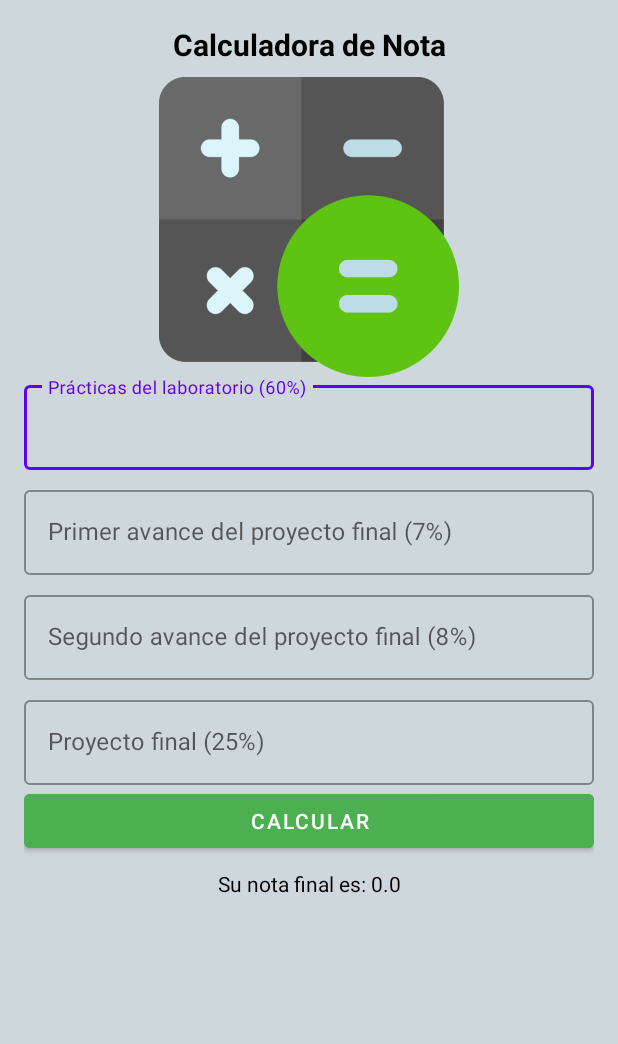
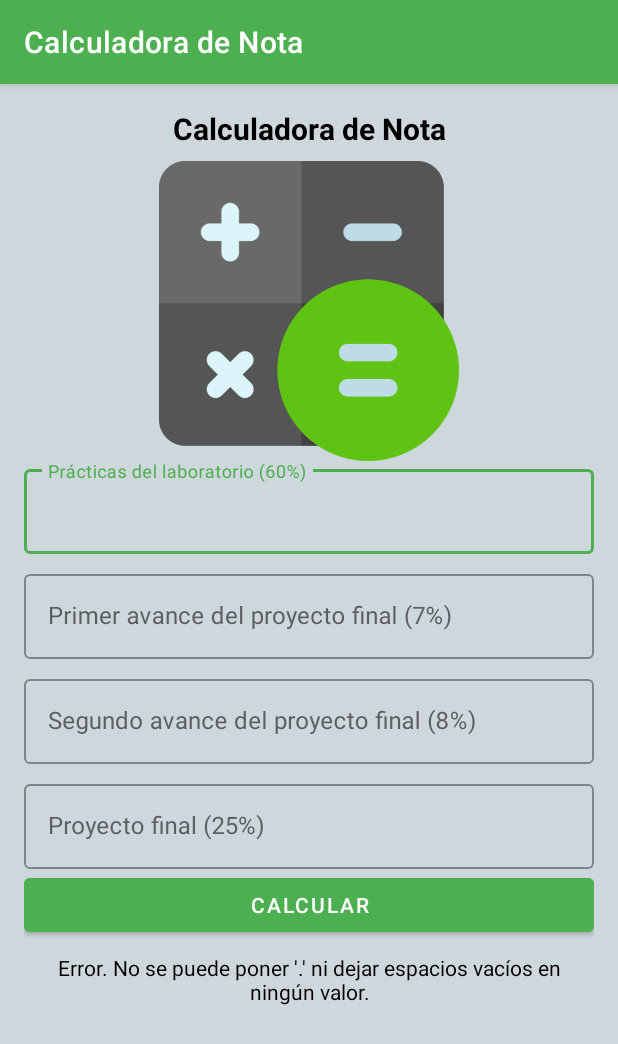
Before and after one commit to ydpajaro/Practica-1-Interfaces-de-Usuario, an Android app: the screen it shows after launch (GradeCalculatorActivity), after a tap on "CALCULAR", on a phone screen of 412 x 824 dp. Shown: the top 1044 px of the screen. Run offline under Robolectric (Android 15) with nearby library versions, the phone set to English and light mode, and no system bars.

Commit message:
Proyecto finalizado

```diff
--- a/app/src/main/AndroidManifest.xml
+++ b/app/src/main/AndroidManifest.xml
@@ -13,7 +13,9 @@
         tools:targetApi="31">
         <activity
             android:name=".ui.splash.SplashActivity"
-            android:exported="true">
+            android:exported="true"
+            android:theme="@style/Theme.FinalGradeCalculatorApp.NoActionBar">
+
             <intent-filter>
                 <action android:name="android.intent.action.MAIN" />
 
--- a/app/src/main/java/com/yeinerdpajaro/finalgradecalculatorapp/ui/gradecalculator/GradeCalculatorActivity.kt
+++ b/app/src/main/java/com/yeinerdpajaro/finalgradecalculatorapp/ui/gradecalculator/GradeCalculatorActivity.kt
@@ -15,31 +15,42 @@ class GradeCalculatorActivity : AppCompatActivity() {
         var view = GradeCalculatorBinding.root
         setContentView(view)
         GradeCalculatorBinding.calculateActionButton.setOnClickListener{
-            val noteOne = GradeCalculatorBinding.noteOneEditText.text.toString().toDouble()
-            val noteTwo = GradeCalculatorBinding.noteTwoEditText.text.toString().toDouble()
-            val noteThree = GradeCalculatorBinding.noteTrheeEditText.text.toString().toDouble()
-            val noteFour = GradeCalculatorBinding.noteFourEditText.text.toString().toDouble()
+
+            val noteOne = GradeCalculatorBinding.noteOneEditText.text.toString()
+            val noteTwo = GradeCalculatorBinding.noteTwoEditText.text.toString()
+            val noteThree = GradeCalculatorBinding.noteTrheeEditText.text.toString()
+            val noteFour = GradeCalculatorBinding.noteFourEditText.text.toString()
+
+            if (noteOne == "." || noteOne == "" || noteTwo == "." || noteTwo == "" || noteThree == "." || noteThree == "" || noteFour == "." || noteFour == "") {
+                GradeCalculatorBinding.resultTextView.text="Error. No se puede poner '.' ni dejar espacios vacíos en ningún valor."
+            }
+
+            else {
+
+                val noteOne = GradeCalculatorBinding.noteOneEditText.text.toString().toFloat()
+                val noteTwo = GradeCalculatorBinding.noteTwoEditText.text.toString().toFloat()
+                val noteThree = GradeCalculatorBinding.noteTrheeEditText.text.toString().toFloat()
+                val noteFour = GradeCalculatorBinding.noteFourEditText.text.toString().toFloat()
 
 
 
-            if(noteOne >= 0.0 && noteOne <= 5.0 && noteTwo >= 0.0 && noteTwo <= 5.0 && noteThree >= 0.0 &&  noteThree <= 5.0 && noteFour >= 0.0 &&  noteFour <= 5.0 ){
+                if (noteOne >= 0.0 && noteOne <= 5.0 && noteTwo >= 0.0 && noteTwo <= 5.0 && noteThree >= 0.0 && noteThree <= 5.0 && noteFour >= 0.0 && noteFour <= 5.0) {
 
-                var resultado = noteOne*0.6 + noteTwo*0.07 + noteThree*0.08 + noteFour*0.25
-                GradeCalculatorBinding.resultTextView.setText("Su nota final es: $resultado")
-                GradeCalculatorBinding.noteOneEditText.setText("")
-                GradeCalculatorBinding.noteTwoEditText.setText("")
-                GradeCalculatorBinding.noteTrheeEditText.setText("")
-                GradeCalculatorBinding.noteFourEditText.setText("")
+                    var resultado =
+                        (noteOne * 0.6 + noteTwo * 0.07 + noteThree * 0.08 + noteFour * 0.25).toFloat()
+                    GradeCalculatorBinding.resultTextView.setText("Su nota final es: $resultado")
+                    /*GradeCalculatorBinding.noteOneEditText.setText("")
+                    GradeCalculatorBinding.noteTwoEditText.setText("")
+                    GradeCalculatorBinding.noteTrheeEditText.setText("")
+                    GradeCalculatorBinding.noteFourEditText.setText("")*/
+
+                } else {
+
+                    GradeCalculatorBinding.resultTextView.text =
+                        "Error. Debe ingresar valores entre cero y cinco."
+                }
 
             }
-
-
-            else {
-
-                GradeCalculatorBinding.resultTextView.text="Error. Debe ingresar valores entre cero y cinco"
-            }
-
-
 
         }
 
--- a/app/src/main/java/com/yeinerdpajaro/finalgradecalculatorapp/ui/splash/SplashActivity.kt
+++ b/app/src/main/java/com/yeinerdpajaro/finalgradecalculatorapp/ui/splash/SplashActivity.kt
@@ -24,6 +24,7 @@ class SplashActivity : AppCompatActivity() {
         timer.schedule(timerTask {
             val intent = Intent(this@SplashActivity, GradeCalculatorActivity::class.java)
             startActivity(intent)
+            finish()
         }, 2000
         )
 
--- a/app/src/main/res/layout/activity_grade_calculator.xml
+++ b/app/src/main/res/layout/activity_grade_calculator.xml
@@ -40,7 +40,8 @@
             android:id="@+id/note_one_input_layaout"
             style="@style/Widget.MaterialComponents.TextInputLayout.OutlinedBox"
             android:layout_width="match_parent"
-            android:layout_height="wrap_content">
+            android:layout_height="wrap_content"
+            android:textColorHint="@color/texto">
 
             <com.google.android.material.textfield.TextInputEditText
                 android:id="@+id/note_one_edit_text"
@@ -57,7 +58,8 @@
             style="@style/Widget.MaterialComponents.TextInputLayout.OutlinedBox"
             android:layout_width="match_parent"
             android:layout_height="wrap_content"
-            android:layout_marginTop="8dp">
+            android:layout_marginTop="8dp"
+            android:textColorHint="@color/texto">
 
             <com.google.android.material.textfield.TextInputEditText
                 android:id="@+id/note_two_edit_text"
@@ -73,7 +75,8 @@
             style="@style/Widget.MaterialComponents.TextInputLayout.OutlinedBox"
             android:layout_width="match_parent"
             android:layout_height="wrap_content"
-            android:layout_marginTop="8dp">
+            android:layout_marginTop="8dp"
+            android:textColorHint="@color/texto">
 
             <com.google.android.material.textfield.TextInputEditText
                 android:id="@+id/note_trhee_edit_text"
@@ -88,7 +91,8 @@
             style="@style/Widget.MaterialComponents.TextInputLayout.OutlinedBox"
             android:layout_width="match_parent"
             android:layout_height="wrap_content"
-            android:layout_marginTop="8dp">
+            android:layout_marginTop="8dp"
+            android:textColorHint="@color/texto">
 
             <com.google.android.material.textfield.TextInputEditText
                 android:id="@+id/note_four_edit_text"
--- a/app/src/main/res/values-night/themes.xml
+++ b/app/src/main/res/values-night/themes.xml
@@ -2,7 +2,7 @@
     <!-- Base application theme. -->
     <style name="Theme.FinalGradeCalculatorApp" parent="Theme.MaterialComponents.DayNight.DarkActionBar">
         <!-- Primary brand color. -->
-        <item name="colorPrimary">@color/purple_200</item>
+        <item name="colorPrimary">@color/purple_700</item>
         <item name="colorPrimaryVariant">@color/purple_700</item>
         <item name="colorOnPrimary">@color/black</item>
         <!-- Secondary brand color. -->
--- a/app/src/main/res/values/colors.xml
+++ b/app/src/main/res/values/colors.xml
@@ -9,5 +9,7 @@
     <color name="white">#FFFFFFFF</color>
     <color name="green">#4caf50</color>
     <color name="blue_grey">#ced7db</color>
+    <color name="texto">#5C5F61</color>
+    <color name="texto2">#FF000000</color>
 
 </resources>
--- a/app/src/main/res/values/strings.xml
+++ b/app/src/main/res/values/strings.xml
@@ -1,5 +1,5 @@
 <resources>
-    <string name="app_name">FinalGradeCalculatorApp</string>
+    <string name="app_name">Calculadora de Nota</string>
     <string name="how_was_the_service">Tip (%)</string>
     <string name="round_up_tip">Round up tip?</string>
     <string name="grade_calculator">Calculadora de Nota</string>
--- a/app/src/main/res/values/themes.xml
+++ b/app/src/main/res/values/themes.xml
@@ -1,9 +1,9 @@
 <resources xmlns:tools="http://schemas.android.com/tools">
     <!-- Base application theme. -->
-    <style name="Theme.FinalGradeCalculatorApp" parent="Theme.MaterialComponents.DayNight.NoActionBar">
+    <style name="Theme.FinalGradeCalculatorApp" parent="Theme.MaterialComponents.DayNight.DarkActionBar">
         <!-- Primary brand color. -->
-        <item name="colorPrimary">@color/purple_500</item>
-        <item name="colorPrimaryVariant">@color/purple_700</item>
+        <item name="colorPrimary">@color/green</item>
+        <item name="colorPrimaryVariant">#034E04</item>
         <item name="colorOnPrimary">@color/white</item>
         <!-- Secondary brand color. -->
         <item name="colorSecondary">@color/teal_200</item>
@@ -13,4 +13,10 @@
         <item name="android:statusBarColor">?attr/colorPrimaryVariant</item>
         <!-- Customize your theme here. -->
     </style>
+
+    <style name="Theme.FinalGradeCalculatorApp.NoActionBar" parent="Theme.MaterialComponents.DayNight.NoActionBar">
+        <item name = "android:windowActionBar">false</item>
+        <item name = "android:windowNoTitle">true</item>
+    </style>
+
 </resources>
```
